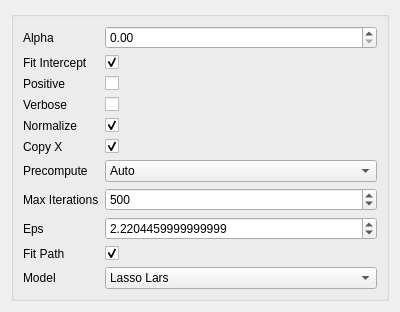
tisaconundrum2/PySAT-GUI, file ui/LassoLARS.ui: the form before one commit.
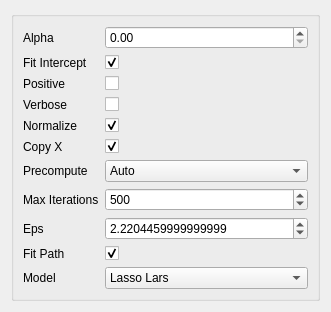
The form after the commit.

Diff of the .ui file:
```diff
--- a/ui/LassoLARS.ui
+++ b/ui/LassoLARS.ui
@@ -2,14 +2,6 @@
 <ui version="4.0">
  <class>Form</class>
  <widget class="QWidget" name="Form">
-  <property name="geometry">
-   <rect>
-    <x>0</x>
-    <y>0</y>
-    <width>400</width>
-    <height>300</height>
-   </rect>
-  </property>
   <property name="sizePolicy">
    <sizepolicy hsizetype="Ignored" vsizetype="Ignored">
     <horstretch>0</horstretch>
```
